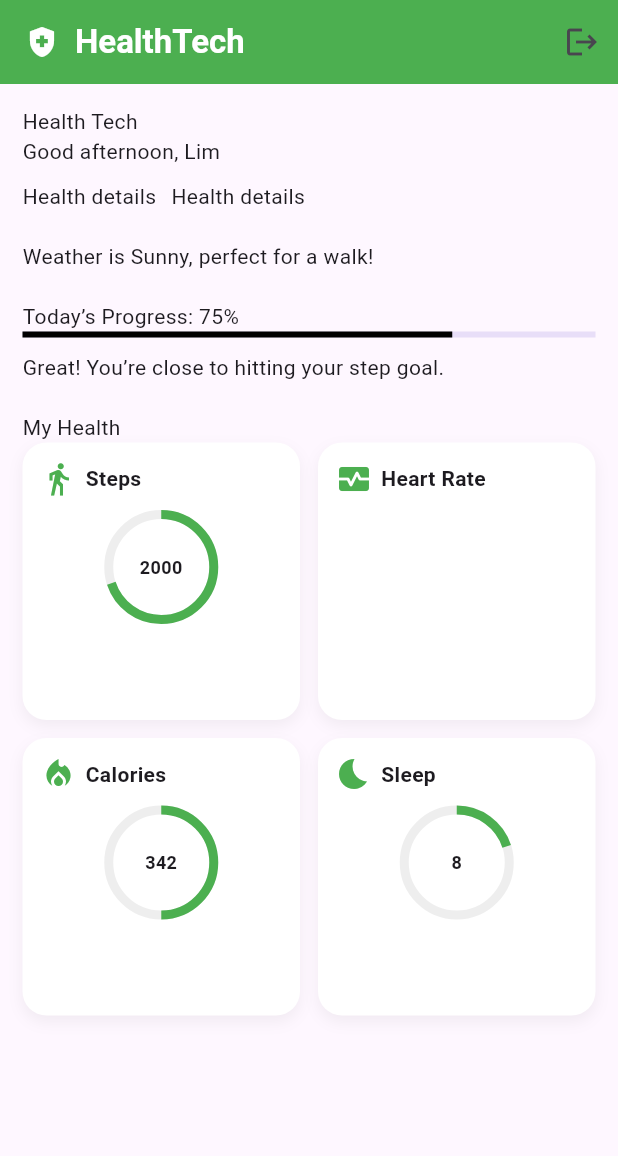
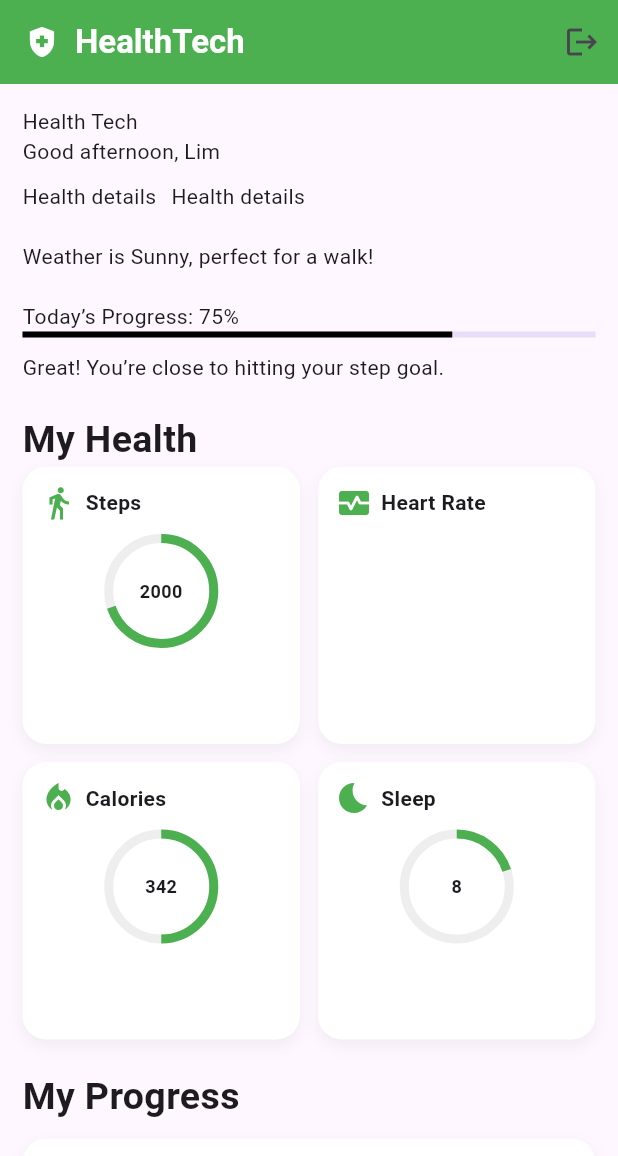
Before and after one commit to xx2301/healthtech-team-project, a Flutter app: the screen it shows after launch, on a phone screen of 412 x 824 dp. Shown: the top 1156 px of the screen. Run offline on Flutter 3.47's test engine with Material 3 defaults, Android fonts, the light colour scheme and no system bars; our stand-ins replace firebase_auth, firebase_core, flutter_bloc, google_sign_in; accounts and stored records are empty.

Commit message:
home page health cards

```diff
--- a/frontend/src/auth2_flutter/lib/features/home/presentation/pages/home_page.dart
+++ b/frontend/src/auth2_flutter/lib/features/home/presentation/pages/home_page.dart
@@ -116,7 +116,10 @@ class _HomePageState extends State<HomePage> {
               const SizedBox(height: 20),
 
               //Health Grid
-              Text("My Health"),
+              Text(
+                "My Health",
+                style: TextStyle(fontWeight: FontWeight.bold, fontSize: 25),
+              ),
 
               GridView.count(
                 crossAxisCount: 2,
@@ -125,26 +128,75 @@ class _HomePageState extends State<HomePage> {
                 shrinkWrap: true, // let it size to content
                 physics:
                     const NeverScrollableScrollPhysics(), // disable its own scrolling
-
                 //health cards
-                children: const [
-
+                children: [
                   //steps card
-                   HealthCards(title: "Steps", icon: Icons.directions_walk, hasProgressCircle: true, value: 2000, unit: 'steps', progress: 0.7,),
+                  HealthCards(
+                    title: "Steps",
+                    icon: Icons.directions_walk,
+                    hasProgressCircle: true,
+                    value: 2000,
+                    unit: 'steps',
+                    progress: 0.7,
+                  ),
 
                   //heart card
-                  HealthCards(title: "Heart Rate", icon: Icons.monitor_heart, hasProgressCircle: false, value: 72, unit: 'bpm',),
+                  HealthCards(
+                    title: "Heart Rate",
+                    icon: Icons.monitor_heart,
+                    hasProgressCircle: false,
+                    value: 72,
+                    unit: 'bpm',
+                  ),
 
-                   //calories card
-                  HealthCards(title: "Calories", icon: Icons.local_fire_department, hasProgressCircle: true, value: 342, unit: 'Kcal', progress: 0.5,),
+                  //calories card
+                  HealthCards(
+                    title: "Calories",
+                    icon: Icons.local_fire_department,
+                    hasProgressCircle: true,
+                    value: 342,
+                    unit: 'Kcal',
+                    progress: 0.5,
+                  ),
 
-                   //slee card
-                  HealthCards(title: "Sleep", icon: Icons.bedtime, hasProgressCircle: true, value: 8, unit: 'hours', progress: 0.2,),
-
-
-
+                  //slee card
+                  HealthCards(
+                    title: "Sleep",
+                    icon: Icons.bedtime,
+                    hasProgressCircle: true,
+                    value: 8,
+                    unit: 'hours',
+                    progress: 0.2,
+                  ),
                 ],
               ),
+              const SizedBox(height: 20),
+
+              //Progress Grid
+              Text(
+                "My Progress",
+                style: TextStyle(fontWeight: FontWeight.bold, fontSize: 25),
+              ),
+
+              const SizedBox(height: 10),
+
+              Container(
+                height: 100,
+                padding: const EdgeInsets.all(12),
+                decoration: BoxDecoration(
+                  color: Colors.white,
+                  borderRadius: BorderRadius.circular(16),
+                  boxShadow: [
+                    BoxShadow(
+                      color: Colors.black.withOpacity(0.05),
+                      blurRadius: 8,
+                      offset: const Offset(0, 4),
+                    ),
+                  ],
+                ),
+              ),
+
+                const SizedBox(height: 20),
             ],
           ),
         ),
```
